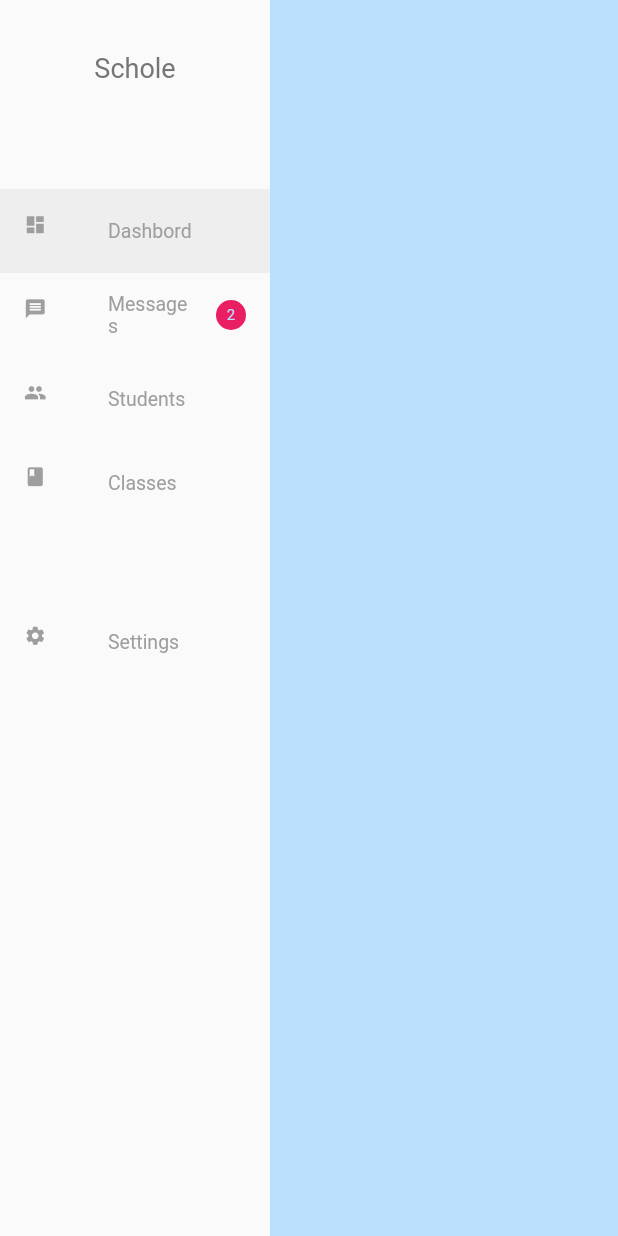
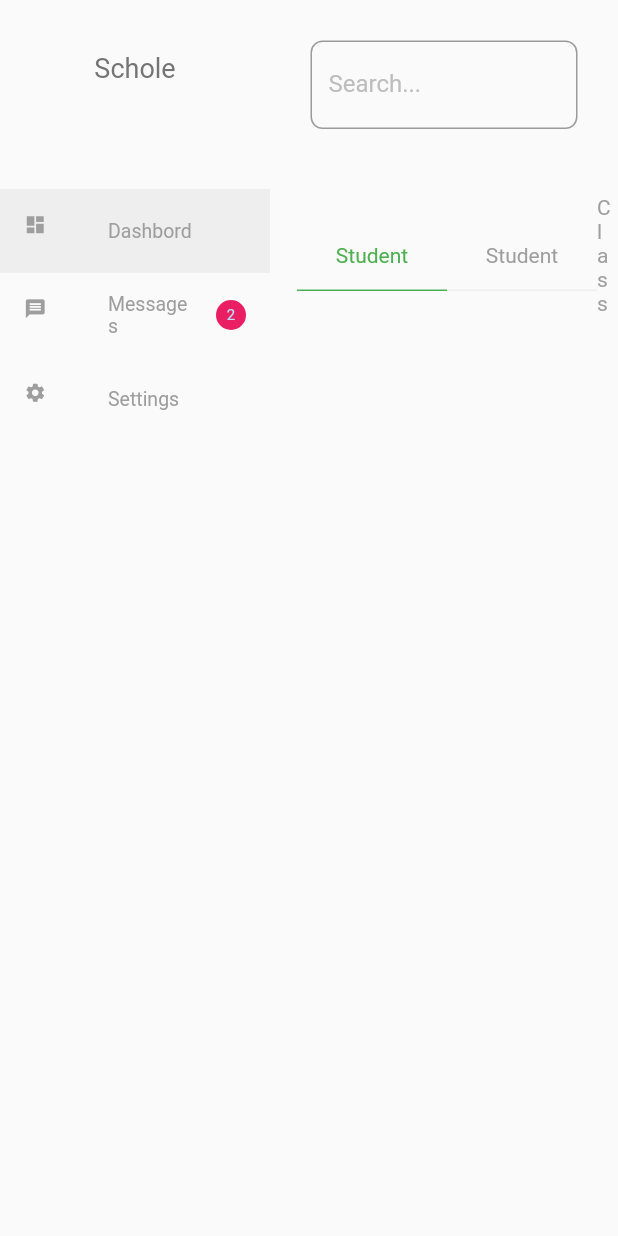
Before and after one commit to mahdinaghikhanii/School_Management, a Flutter app: the Dashboard screen opened directly, on a phone screen of 412 x 824 dp. Run offline on Flutter 3.47's test engine with Material 2 defaults, Android fonts, the phone set to English and light mode, and no system bars; our stand-ins replace flutter_bloc, rxdart, shared_preferences; accounts and stored records are empty.

Commit message:
creastea Search bar and DashboardContent

```diff
--- a/lib/module/widgets.dart
+++ b/lib/module/widgets.dart
@@ -125,6 +125,7 @@ class MEdit extends StatelessWidget {
   final Function(String)? onChange;
   final bool autoFocus;
   final bool notempty;
+
   final TextEditingController? controller;
   final bool password;
 
--- a/lib/screan/dashbord/dashbord.dart
+++ b/lib/screan/dashbord/dashbord.dart
@@ -27,11 +27,69 @@ class Dashboard extends StatelessWidget {
                 selectIndex: _menu.value,
               ),
               Container(
-                color: Colors.blue.shade100,
+                child: snapshot.data == 1
+                    ? const DashboardContent()
+                    : "Other".toLabel().center,
               ).expanded,
-              UserInfo()
+              const UserInfo(),
             ],
           )));
         });
   }
 }
+
+class DashboardContent extends StatelessWidget {
+  const DashboardContent({Key? key}) : super(key: key);
+
+  @override
+  Widget build(BuildContext context) {
+    return Column(
+      crossAxisAlignment: CrossAxisAlignment.start,
+      children: [
+        const SizedBox(
+            width: 300,
+            child: MEdit(
+              hint: "Search...",
+              autoFocus: false,
+              password: false,
+            )).padding9,
+        const SizedBox(
+          height: 35,
+        ),
+        Row(
+          children: [
+            Container(
+                width: 100,
+                decoration: const BoxDecoration(
+                  border: Border(
+                    bottom: BorderSide(color: Colors.green, width: 1),
+                  ),
+                ),
+                padding: const EdgeInsets.only(bottom: 15),
+                child: "Student".toLabel(color: Colors.green).center),
+            Container(
+                width: 100,
+                decoration: BoxDecoration(
+                  border: Border(
+                    bottom: BorderSide(color: Colors.grey.shade200, width: 1),
+                  ),
+                ),
+                padding: const EdgeInsets.only(bottom: 15),
+                child: "Student".toLabel(color: Colors.grey).center),
+            Container(
+                    width: 100,
+                    decoration: BoxDecoration(
+                      border: Border(
+                        bottom:
+                            BorderSide(color: Colors.grey.shade200, width: 1),
+                      ),
+                    ),
+                    padding: const EdgeInsets.only(bottom: 15),
+                    child: "Class".toLabel(color: Colors.grey))
+                .expanded,
+          ],
+        )
+      ],
+    ).padding9.margin9;
+  }
+}
--- a/lib/screan/dashbord/sidbar.dart
+++ b/lib/screan/dashbord/sidbar.dart
@@ -32,8 +32,8 @@ class SidBar extends StatelessWidget {
               value: 2,
               selected: selectIndex == 2,
               icon: Icons.message,
-              onPreassed: () => onChanged(1)),
-          MSideBarItem(
+              onPreassed: () => onChanged(2)),
+          /*   MSideBarItem(
               title: "Students",
               selected: selectIndex == 3,
               icon: Icons.people,
@@ -45,7 +45,7 @@ class SidBar extends StatelessWidget {
               onPreassed: () => onChanged(4)),
           const SizedBox(
             height: 50,
-          ),
+          ),*/
           MSideBarItem(
               title: "Settings",
               selected: selectIndex == 5,
```
